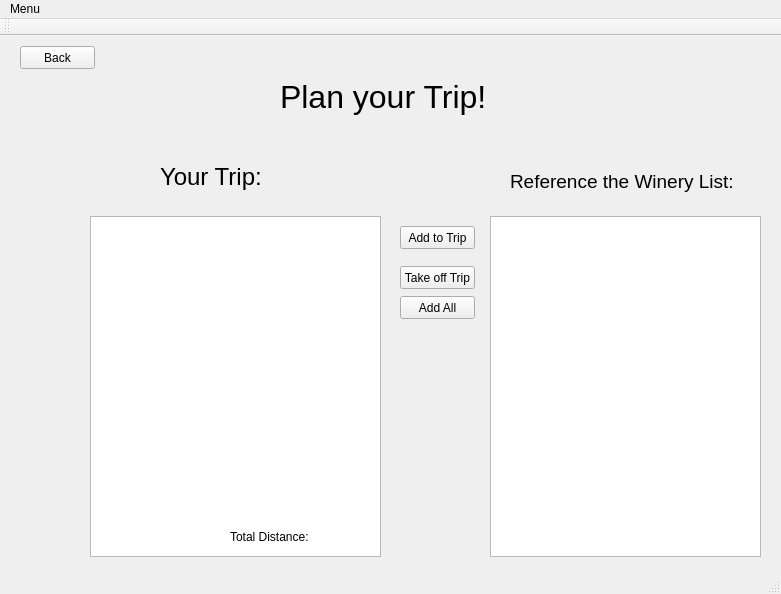
This is WineryProject/mainwindow.ui in AustinVaday/CS1D-Class-Project-1 as Qt 5 draws it before an edit. The edited form follows.
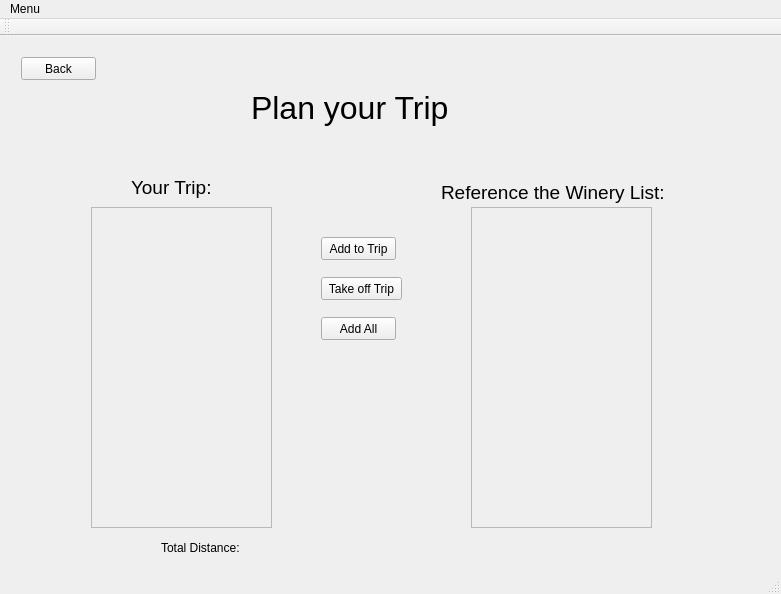
This is the edited form. The open tabs and pages were chosen to show the change.

Commit message: - scroll area and checkboxes

Diff of the .ui file:
```diff
--- a/WineryProject/mainwindow.ui
+++ b/WineryProject/mainwindow.ui
@@ -14,15 +14,9 @@
    <string>MainWindow</string>
   </property>
   <widget class="QWidget" name="centralWidget">
+   <layout class="QGridLayout" name="gridLayout_2">
+    <item row="0" column="0">
    <widget class="QStackedWidget" name="stackedWidget">
-    <property name="geometry">
-     <rect>
-      <x>10</x>
-      <y>0</y>
-      <width>781</width>
-      <height>531</height>
-     </rect>
-    </property>
     <property name="currentIndex">
      <number>6</number>
     </property>
@@ -196,9 +190,9 @@
      <widget class="QLabel" name="label_4">
       <property name="geometry">
        <rect>
-        <x>270</x>
+          <x>240</x>
         <y>20</y>
-        <width>211</width>
+          <width>271</width>
         <height>81</height>
        </rect>
       </property>
@@ -208,7 +202,7 @@
        </font>
       </property>
       <property name="text">
-       <string>Plan your Trip!</string>
+         <string>Plan your Trip</string>
       </property>
      </widget>
      <widget class="QPushButton" name="PlanTripBack">
@@ -224,22 +218,12 @@
        <string>Back</string>
       </property>
      </widget>
-     <widget class="QListWidget" name="listWidget">
-      <property name="geometry">
-       <rect>
-        <x>480</x>
-        <y>180</y>
-        <width>271</width>
-        <height>341</height>
-       </rect>
-      </property>
-     </widget>
      <widget class="QLabel" name="label_10">
       <property name="geometry">
        <rect>
-        <x>500</x>
+          <x>430</x>
         <y>120</y>
-        <width>241</width>
+          <width>261</width>
         <height>51</height>
        </rect>
       </property>
@@ -249,15 +233,15 @@
        </font>
       </property>
       <property name="text">
-       <string>Reference the Winery List:</string>
+         <string>&lt;html&gt;&lt;head/&gt;&lt;body&gt;&lt;p&gt;Reference the Winery List:&lt;/p&gt;&lt;/body&gt;&lt;/html&gt;</string>
       </property>
      </widget>
      <widget class="QLabel" name="label_11">
       <property name="geometry">
        <rect>
-        <x>150</x>
+          <x>120</x>
         <y>120</y>
-        <width>111</width>
+          <width>131</width>
         <height>41</height>
        </rect>
       </property>
@@ -267,23 +251,13 @@
        </font>
       </property>
       <property name="text">
-       <string>Your Trip:</string>
-      </property>
-     </widget>
-     <widget class="QListView" name="listView_2">
-      <property name="geometry">
-       <rect>
-        <x>80</x>
-        <y>180</y>
-        <width>291</width>
-        <height>341</height>
-       </rect>
+         <string>&lt;html&gt;&lt;head/&gt;&lt;body&gt;&lt;p&gt;&lt;span style=&quot; font-size:14pt;&quot;&gt;Your Trip:&lt;/span&gt;&lt;/p&gt;&lt;/body&gt;&lt;/html&gt;</string>
       </property>
      </widget>
      <widget class="QPushButton" name="pushButton_2">
       <property name="geometry">
        <rect>
-        <x>390</x>
+          <x>310</x>
         <y>190</y>
         <width>75</width>
         <height>23</height>
@@ -296,9 +270,9 @@
      <widget class="QPushButton" name="pushButton_3">
       <property name="geometry">
        <rect>
-        <x>390</x>
+          <x>310</x>
         <y>230</y>
-        <width>75</width>
+          <width>81</width>
         <height>23</height>
        </rect>
       </property>
@@ -309,9 +283,9 @@
      <widget class="QLabel" name="label_12">
       <property name="geometry">
        <rect>
-        <x>220</x>
+          <x>150</x>
         <y>490</y>
-        <width>81</width>
+          <width>91</width>
         <height>21</height>
        </rect>
       </property>
@@ -322,8 +296,8 @@
      <widget class="QPushButton" name="pushButton_4">
       <property name="geometry">
        <rect>
-        <x>390</x>
-        <y>260</y>
+          <x>310</x>
+          <y>270</y>
         <width>75</width>
         <height>23</height>
        </rect>
@@ -332,6 +306,62 @@
        <string>Add All</string>
       </property>
      </widget>
+       <widget class="QScrollArea" name="scrollArea">
+        <property name="geometry">
+         <rect>
+          <x>80</x>
+          <y>160</y>
+          <width>181</width>
+          <height>321</height>
+         </rect>
+        </property>
+        <property name="widgetResizable">
+         <bool>true</bool>
+        </property>
+        <widget class="QWidget" name="scrollAreaWidgetContents_2">
+         <property name="geometry">
+          <rect>
+           <x>0</x>
+           <y>0</y>
+           <width>179</width>
+           <height>319</height>
+          </rect>
+         </property>
+        </widget>
+       </widget>
+       <widget class="QScrollArea" name="scrollArea_2">
+        <property name="geometry">
+         <rect>
+          <x>460</x>
+          <y>160</y>
+          <width>181</width>
+          <height>321</height>
+         </rect>
+        </property>
+        <property name="widgetResizable">
+         <bool>true</bool>
+        </property>
+        <widget class="QWidget" name="scrollAreaWidgetContents_3">
+         <property name="geometry">
+          <rect>
+           <x>0</x>
+           <y>0</y>
+           <width>179</width>
+           <height>319</height>
+          </rect>
+         </property>
+        </widget>
+       </widget>
+       <zorder>label_4</zorder>
+       <zorder>PlanTripBack</zorder>
+       <zorder>label_11</zorder>
+       <zorder>pushButton_2</zorder>
+       <zorder>pushButton_3</zorder>
+       <zorder>label_12</zorder>
+       <zorder>pushButton_4</zorder>
+       <zorder>scrollArea</zorder>
+       <zorder>label_10</zorder>
+       <zorder>scrollArea_2</zorder>
     </widget>
     <widget class="QWidget" name="page_tour_and_purchase">
      <widget class="QLabel" name="label_5">
@@ -683,6 +713,8 @@
     <widget class="QWidget" name="page_7"/>
     <widget class="QWidget" name="page_8"/>
    </widget>
+    </item>
+   </layout>
   </widget>
   <widget class="QMenuBar" name="menuBar">
    <property name="geometry">
```
Left out of the diff: 73 changed lines with no effect on the pictures. Lines whose indentation alone changed are shown as unchanged. The commit also changes 3 other files.
